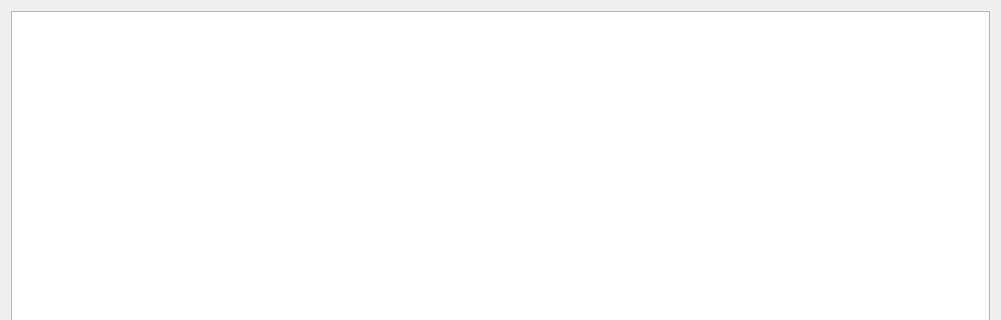
This is src/Resources/PQSelectionPanel.ui in F2I-Consulting/fespp as Qt 5 draws it before an edit; both pictures show x 0 to 1001 and y 0 to 320 of the 1001 by 896 pixel window. The edited form follows.
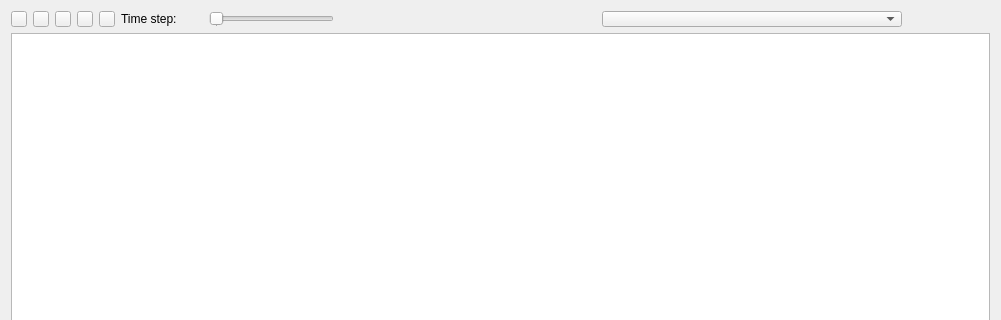
This is the edited form.

Commit message:
Time series support (#10)
Fix #4
Add cmake install target

What changed in the file:
```diff
--- a/src/Resources/PQSelectionPanel.ui
+++ b/src/Resources/PQSelectionPanel.ui
@@ -14,7 +14,7 @@
    <string>Form</string>
   </property>
   <layout class="QGridLayout" name="gridLayout">
-   <item row="0" column="0" colspan="4">
+   <item row="3" column="0" colspan="12">
     <widget class="QTreeWidget" name="treeWidget">
      <property name="enabled">
       <bool>true</bool>
@@ -85,7 +85,123 @@
      </column>
     </widget>
    </item>
-   </layout>
+   <item row="1" column="0">
+    <widget class="QPushButton" name="button_Time_Before">
+     <property name="maximumSize">
+      <size>
+       <width>16</width>
+       <height>16</height>
+      </size>
+     </property>
+    </widget>
+   </item>
+   <item row="1" column="1">
+    <widget class="QPushButton" name="button_Time_Stop">
+     <property name="maximumSize">
+      <size>
+       <width>16</width>
+       <height>16</height>
+      </size>
+     </property>
+     <property name="text">
+      <string/>
+     </property>
+    </widget>
+   </item>
+   <item row="1" column="2">
+    <widget class="QPushButton" name="button_Time_Play">
+     <property name="maximumSize">
+      <size>
+       <width>16</width>
+       <height>16</height>
+      </size>
+     </property>
+     <property name="text">
+      <string/>
+     </property>
+    </widget>
+   </item>
+   <item row="1" column="3">
+    <widget class="QPushButton" name="button_Time_Pause">
+     <property name="maximumSize">
+      <size>
+       <width>16</width>
+       <height>16</height>
+      </size>
+     </property>
+     <property name="text">
+      <string/>
+     </property>
+    </widget>
+   </item>
+   <item row="1" column="4">
+    <widget class="QPushButton" name="button_Time_After">
+     <property name="maximumSize">
+      <size>
+       <width>16</width>
+       <height>16</height>
+      </size>
+     </property>
+    </widget>
+   </item>
+   <item row="1" column="5">
+    <widget class="QLabel" name="label">
+     <property name="text">
+      <string>Time step:</string>
+     </property>
+    </widget>
+   </item>
+   <item row="1" column="6">
+    <widget class="QSlider" name="slider_Time_Step">
+     <property name="minimumSize">
+      <size>
+       <width>125</width>
+       <height>16</height>
+      </size>
+     </property>
+     <property name="maximumSize">
+      <size>
+       <width>125</width>
+       <height>16</height>
+      </size>
+     </property>
+     <property name="minimum">
+      <number>1</number>
+     </property>
+     <property name="maximum">
+      <number>1</number>
+     </property>
+     <property name="pageStep">
+      <number>1</number>
+     </property>
+     <property name="orientation">
+      <enum>Qt::Horizontal</enum>
+     </property>
+     <property name="tickPosition">
+      <enum>QSlider::TicksBothSides</enum>
+     </property>
+     <property name="tickInterval">
+      <number>0</number>
+     </property>
+    </widget>
+   </item>
+   <item row="1" column="10">
+    <widget class="QComboBox" name="time_series">
+     <property name="minimumSize">
+      <size>
+       <width>300</width>
+       <height>16</height>
+      </size>
+     </property>
+     <property name="maximumSize">
+      <size>
+       <width>300</width>
+       <height>16</height>
+      </size>
+     </property>
+    </widget>
+   </item>
+  </layout>
  </widget>
  <resources>
   <include location="PQSelectionPanel.qrc"/>
```
The commit also changes 51 other files.
